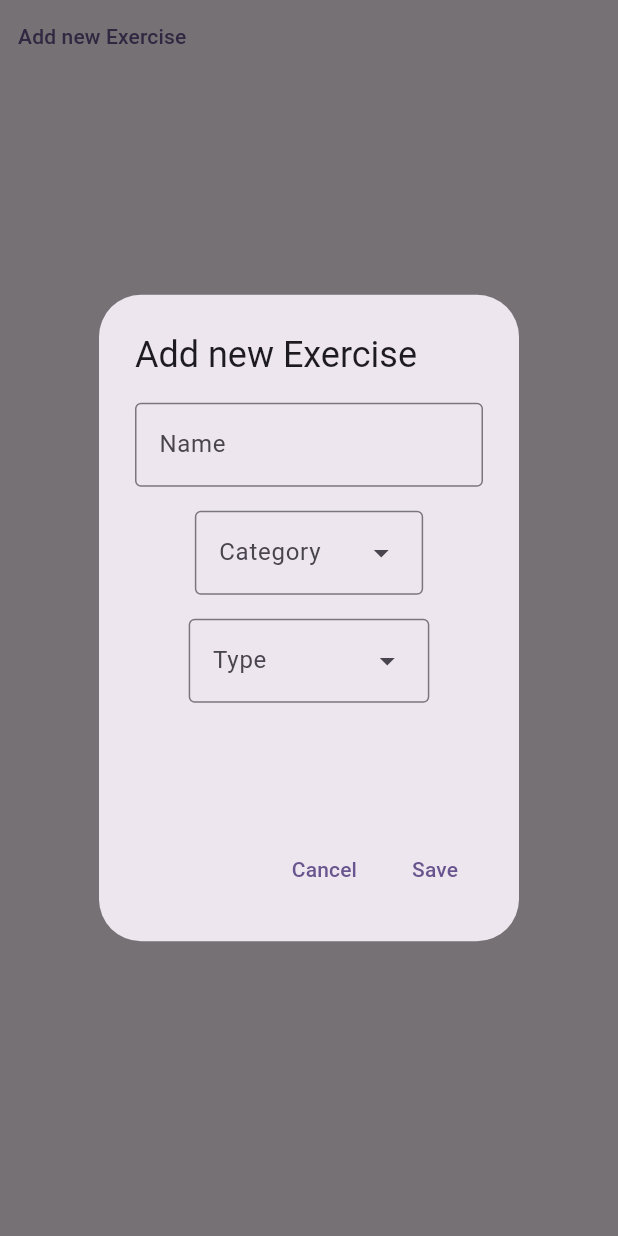
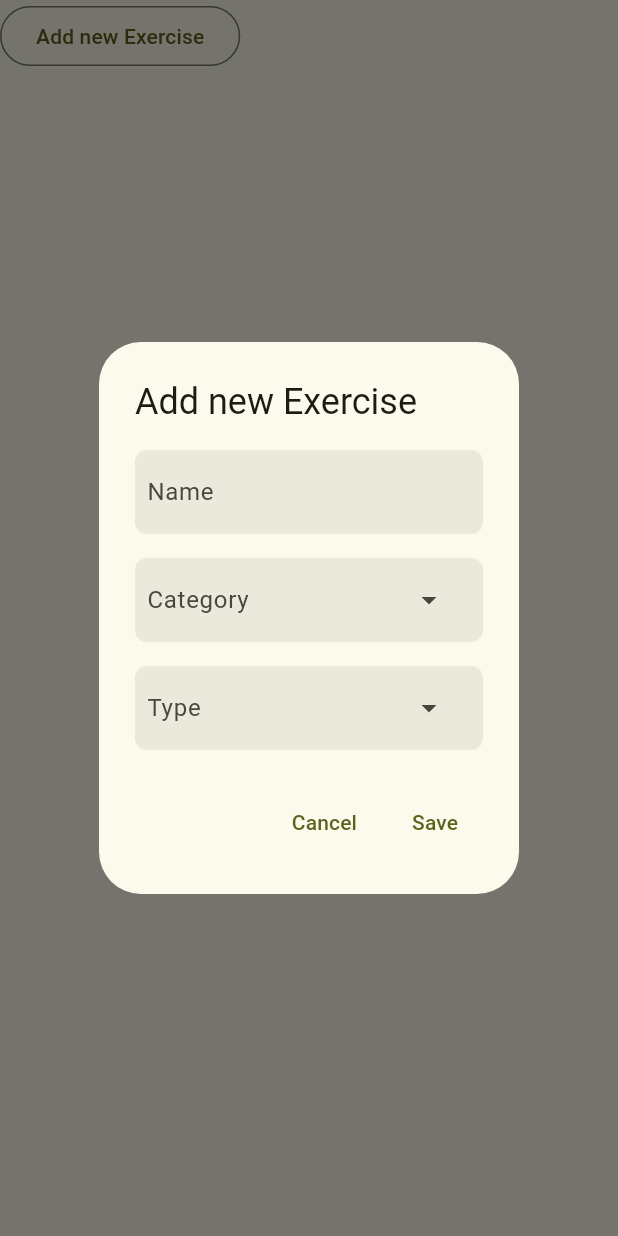
Before and after one commit to jan-kuwert/routine, a Flutter app: the CreateExerciseDialog widget shown alone on an empty page, opened directly with empty values, after a tap on "Add new Exercise", on a phone screen of 412 x 824 dp. Run offline on Flutter 3.47's test engine with Material 3 defaults, Android fonts, the phone set to English and light mode, and no system bars; our stand-ins replace flutter_expandable_fab, isar; accounts and stored records are empty; generated files the repository leaves out were written again.

Commit message:
improve add new exercise modal and button

```diff
--- a/lib/main.dart
+++ b/lib/main.dart
@@ -37,7 +37,7 @@ class MyApp extends StatelessWidget {
         //
         // This works for code too, not just values: Most code changes can be
         // tested with just a hot reload.
-        colorScheme: ColorScheme.fromSeed(seedColor: Colors.deepPurple),
+        colorScheme: ColorScheme.fromSeed(seedColor: Colors.lime),
         useMaterial3: true,
       ),
       supportedLocales: const <Locale>[Locale('en', 'US'), Locale('en', 'DE')],
--- a/lib/sport/create_exercise_dialog.dart
+++ b/lib/sport/create_exercise_dialog.dart
@@ -21,22 +21,42 @@ class _CreateExerciseDialogState extends State<CreateExerciseDialog> {
 
   @override
   Widget build(BuildContext context) {
-    return TextButton(
+    return OutlinedButton(
       onPressed: () => showDialog<String>(
         context: context,
         builder: (BuildContext context) => AlertDialog(
+          backgroundColor: Theme.of(context).colorScheme.surfaceBright,
           title: const Text('Add new Exercise'),
           content: Column(
             mainAxisSize: MainAxisSize.min,
             children: [
-              TextField(
+              Container(
+                padding: const EdgeInsets.symmetric(horizontal: 8.0),
+                decoration: BoxDecoration(
+                  color: Theme.of(context).colorScheme.surfaceContainerHigh,
+                  borderRadius: BorderRadius.circular(8.0),
+                ),
+                child: TextField(
                   decoration: const InputDecoration(
-                    labelText: 'Name', border: OutlineInputBorder()),
+                    labelText: 'Name',
+                    border: InputBorder.none,
+                  ),
                   onChanged: (value) => name = value,
                 ),
+              ),
               const SizedBox(height: 16),
-              DropdownMenu<ExerciseCategory>(
+              Container(
+                padding: const EdgeInsets.symmetric(horizontal: 8.0),
+                decoration: BoxDecoration(
+                  color: Theme.of(context).colorScheme.surfaceContainerHigh,
+                  borderRadius: BorderRadius.circular(8.0),
+                ),
+                child: DropdownMenu<ExerciseCategory>(
+                  width: 220,
                   label: const Text('Category'),
+                  inputDecorationTheme: const InputDecorationTheme(
+                    border: InputBorder.none,
+                  ),
                   dropdownMenuEntries: ExerciseCategory.values
                       .map((category) => DropdownMenuEntry(
                             value: category,
@@ -49,9 +69,20 @@ class _CreateExerciseDialogState extends State<CreateExerciseDialog> {
                     category = value;
                   }),
                 ),
+              ),
               const SizedBox(height: 16),
-              DropdownMenu<ExerciseType>(
+              Container(
+                padding: const EdgeInsets.symmetric(horizontal: 8.0),
+                decoration: BoxDecoration(
+                  color: Theme.of(context).colorScheme.surfaceContainerHigh,
+                  borderRadius: BorderRadius.circular(8.0),
+                ),
+                child: DropdownMenu<ExerciseType>(
+                  width: 220,
                   label: const Text('Type'),
+                  inputDecorationTheme: const InputDecorationTheme(
+                    border: InputBorder.none,
+                  ),
                   dropdownMenuEntries: ExerciseType.values
                       .map((type) => DropdownMenuEntry(
                             value: type,
@@ -64,10 +95,7 @@ class _CreateExerciseDialogState extends State<CreateExerciseDialog> {
                     type = value;
                   }),
                 ),
-              Text(name?.toString() ?? ''),
-              Text(_categoryController.text.toString()),
-              Text(_typeController.text.toString()),
-
+              ),
             ],
           ),
           actions: <Widget>[
```
Also changed, not shown: assets/exercises.json (+8 -30 lines), lib/home/home_page.dart (+0 -7 lines), lib/sport/sport_page.dart (+7 -0 lines). Lines whose indentation alone changed are shown as unchanged.
